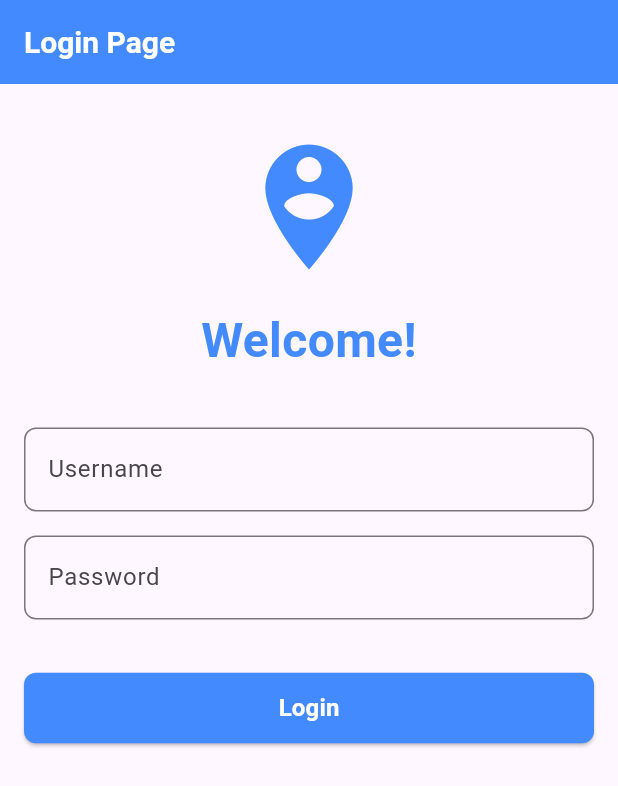
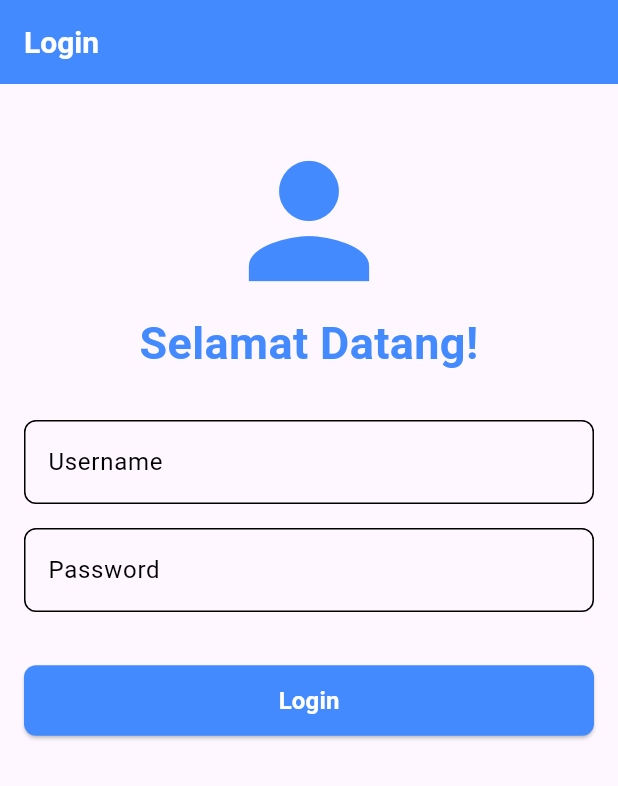
Before and after one commit to Tab-Febrian/todo-list-app-22-33, a Flutter app: the screen it shows after launch, on a phone screen of 412 x 824 dp. Shown: the top 786 px of the screen. Run offline on Flutter 3.47's test engine with Material 3 defaults, Android fonts, the phone set to English and light mode, and no system bars; our stand-ins replace get.

Commit message:
feat(reusetxtf): add reuseable textfield

```diff
--- a/lib/Pages/login_page.dart
+++ b/lib/Pages/login_page.dart
@@ -2,6 +2,7 @@ import 'package:flutter/material.dart';
 import 'package:get/get.dart';
 import 'package:todo_list_app/Controllers/auth_controller.dart';
 import 'package:todo_list_app/Widgets/reusable_button.dart';
+import 'package:todo_list_app/Widgets/reusable_textfield.dart';
 
 class LoginPage extends StatelessWidget {
   const LoginPage({Key? key}) : super(key: key);
@@ -13,7 +14,7 @@ class LoginPage extends StatelessWidget {
     return Scaffold(
       appBar: AppBar(
         title: const Text(
-          "Login Page",
+          "Login",
           style: TextStyle(
             fontSize: 20,
             fontWeight: FontWeight.bold,
@@ -28,42 +29,31 @@ class LoginPage extends StatelessWidget {
           child: Column(
             mainAxisAlignment: MainAxisAlignment.center,
             children: <Widget>[
-              const SizedBox(height: 16),
+              const SizedBox(height: 15),
               const Icon(
-                Icons.person_pin_circle,
-                size: 100,
+                Icons.person,
+                size: 120,
                 color: Colors.blueAccent,
               ),
-              const SizedBox(height: 16),
               const Text(
-                'Welcome!',
+                'Selamat Datang!',
                 style: TextStyle(
-                  fontSize: 32,
+                  fontSize: 30,
                   fontWeight: FontWeight.bold,
                   color: Colors.blueAccent,
                 ),
                 textAlign: TextAlign.center,
               ),
-              const SizedBox(height: 35),
-              TextField(
+              const SizedBox(height: 30),
+              ReusableTextField(
+                label: "Username",
                 controller: loginController.usernameController,
-                decoration: InputDecoration(
-                  labelText: 'Username',
-                  border: OutlineInputBorder(
-                    borderRadius: BorderRadius.circular(8),
-                  ),
-                ),
               ),
               const SizedBox(height: 16),
-              TextField(
+              ReusableTextField(
+                label: "Password",
                 controller: loginController.passwordController,
                 obscureText: true,
-                decoration: InputDecoration(
-                  labelText: 'Password',
-                  border: OutlineInputBorder(
-                    borderRadius: BorderRadius.circular(8),
-                  ),
-                ),
               ),
               const SizedBox(height: 35),
               ReusableButton(
--- /dev/null
+++ b/lib/Widgets/reusable_textfield.dart
@@ -0,0 +1,42 @@
+import 'package:flutter/material.dart';
+
+class ReusableTextField extends StatelessWidget {
+  final String label;
+  final TextEditingController controller;
+  final bool obscureText;
+
+  const ReusableTextField({
+    super.key,
+    required this.label,
+    required this.controller,
+    this.obscureText = false,
+  });
+
+  @override
+  Widget build(BuildContext context) {
+    return TextField(
+      controller: controller,
+      obscureText: obscureText,
+      decoration: InputDecoration(
+        labelText: label,
+        labelStyle: const TextStyle(
+          color: Colors.black,
+        ),
+        enabledBorder: OutlineInputBorder(
+          borderSide: const BorderSide(
+            color: Colors.black,
+            width: 1.0,
+          ),
+          borderRadius: BorderRadius.circular(8.0),
+        ),
+        focusedBorder: OutlineInputBorder(
+          borderSide: const BorderSide(
+            color: Colors.black,
+            width: 2.0,
+          ),
+          borderRadius: BorderRadius.circular(8.0),
+        ),
+      ),
+    );
+  }
+}
```
